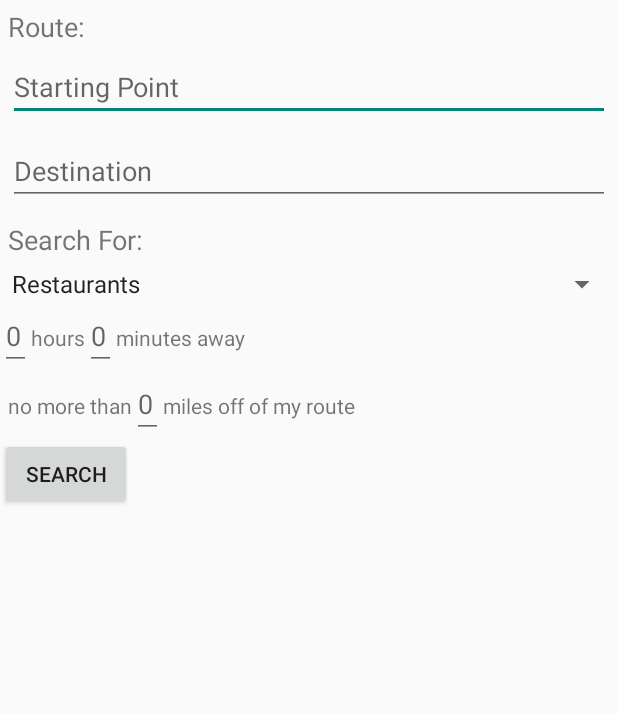
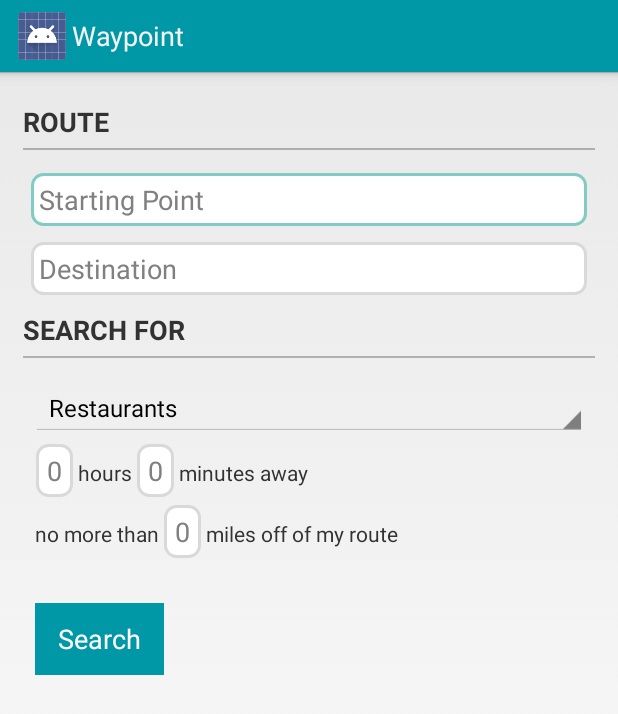
Before and after one commit to lmkahn/Waypoint, an Android app: the screen it shows after launch (RouteInputActivity), on a phone screen of 412 x 824 dp. Shown: the top 714 px of the screen. Run offline under Robolectric (Android 15) with nearby library versions, the phone set to English and light mode, and no system bars.

```diff
--- /dev/null
+++ b/app/src/main/res/drawable/button.xml
@@ -0,0 +1,23 @@
+<?xml version="1.0" encoding="utf-8"?>
+<selector xmlns:android="http://schemas.android.com/apk/res/android">
+    <item android:state_pressed="true">
+        <shape android:shape="rectangle">
+            <stroke android:width="1dip" />
+            <solid android:color="@color/blue_light"/>
+
+        </shape>
+    </item>
+    <item android:state_focused="true">
+        <shape android:shape="rectangle"  >
+            <stroke android:width="1dip" android:color="@color/blue_primary" />
+            <solid android:color="@color/blue_light"/>
+        </shape>
+    </item>
+    <item >
+        <shape android:shape="rectangle"  >
+
+            <stroke android:width="1dip" android:color="@color/blue_primary" />
+            <solid android:color="@color/blue_primary"/>
+        </shape>
+    </item>
+</selector>
--- /dev/null
+++ b/app/src/main/res/drawable/edit_text.xml
@@ -0,0 +1,12 @@
+<?xml version="1.0" encoding="utf-8"?>
+
+
+<shape xmlns:android="http://schemas.android.com/apk/res/android"
+    android:thickness="0dp"
+    android:shape="rectangle">
+    <stroke android:width="2dp"
+        android:color="#D9D9D9"/>
+    <corners android:radius="7dp" />
+    <solid
+        android:color="#ffffff"/>
+</shape>
--- /dev/null
+++ b/app/src/main/res/drawable/edittext_style.xml
@@ -0,0 +1,10 @@
+<?xml version="1.0" encoding="utf-8" ?>
+
+<selector xmlns:android="http://schemas.android.com/apk/res/android" >
+    <item
+        android:drawable="@drawable/focused_edit_text"
+        android:state_focused="true"/>
+    <item
+        android:drawable="@drawable/edit_text"
+        android:state_enabled="true"/>
+</selector>
--- /dev/null
+++ b/app/src/main/res/drawable/focused_edit_text.xml
@@ -0,0 +1,12 @@
+<?xml version="1.0" encoding="utf-8"?>
+
+
+<shape xmlns:android="http://schemas.android.com/apk/res/android"
+    android:thickness="0dp"
+    android:shape="rectangle">
+    <stroke android:width="2dp"
+        android:color="#80CBC4"/>
+    <corners android:radius="7dp" />
+    <solid
+        android:color="#FFFFFF"/>
+</shape>
--- a/app/src/main/res/layout/activity_route_input.xml
+++ b/app/src/main/res/layout/activity_route_input.xml
@@ -1,14 +1,30 @@
 <?xml version="1.0" encoding="utf-8"?>
-<LinearLayout xmlns:android="http://schemas.android.com/apk/res/android"
+
+ <ScrollView xmlns:android="http://schemas.android.com/apk/res/android"
     android:layout_width="match_parent"
     android:layout_height="match_parent"
-    android:orientation="vertical" >
+    >
+
+    <LinearLayout
+        android:layout_width="match_parent"
+        android:layout_height="match_parent"
+        android:orientation="vertical"
+        android:padding="15dp">
         <TextView
             android:layout_width="wrap_content"
             android:layout_height="wrap_content"
-        android:layout_margin="5dp"
-        android:text="Route:"
+            android:layout_marginTop="5dp"
+            android:layout_marginBottom="5dp"
+            android:text="Route"
+            android:textStyle="bold"
+            android:textAllCaps="true"
             android:textSize="18sp"/>
+        <View
+            android:layout_width="fill_parent"
+            android:layout_height="1.5dp"
+            android:background="#42000000"
+            android:layout_marginBottom="15dp"
+            />
         <EditText
             android:id="@+id/route_start_input"
             android:layout_width="match_parent"
@@ -16,36 +32,63 @@
             android:layout_marginBottom="5dp"
             android:layout_marginLeft="5dp"
             android:layout_marginRight="5dp"
+            android:padding="5dp"
+            android:background="@drawable/edittext_style"
             android:hint="Starting Point"/>
         <EditText
             android:id="@+id/route_end_input"
             android:layout_width="match_parent"
             android:layout_height="wrap_content"
             android:layout_margin="5dp"
+            android:padding="5dp"
+            android:background="@drawable/edittext_style"
             android:hint="Destination"/>
         <TextView
             android:layout_width="wrap_content"
             android:layout_height="wrap_content"
-        android:layout_margin="5dp"
-        android:text="Search For:"
+            android:layout_marginTop="5dp"
+            android:layout_marginBottom="5dp"
+            android:text="Search For"
+            android:textStyle="bold"
+            android:textAllCaps="true"
             android:textSize="18sp"/>
+
+        <View
+            android:layout_width="fill_parent"
+            android:layout_height="1.5dp"
+            android:background="#42000000"
+            android:layout_marginBottom="15dp"
+            />
 
         <Spinner
             android:id="@+id/service_type_spinner"
             android:layout_width="match_parent"
             android:layout_height="wrap_content"
+            android:layout_marginLeft="5dp"
+            android:layout_marginRight="5dp"
+            android:layout_marginBottom="5dp"
             android:entries="@array/yelp_categories"
         />
 
         <LinearLayout
             android:layout_width="match_parent"
             android:layout_height="wrap_content"
+            android:layout_marginLeft="5dp"
+            android:layout_marginRight="5dp"
+            android:layout_marginBottom="5dp"
             android:orientation="horizontal"
             >
             <EditText
                 android:id="@+id/hours_input"
                 android:layout_width="wrap_content"
                 android:layout_height="wrap_content"
+                android:paddingTop="5dp"
+                android:paddingBottom="5dp"
+                android:paddingLeft="7dp"
+                android:paddingRight="7dp"
+                android:layout_marginLeft="3dp"
+                android:layout_marginRight="3dp"
+                android:background="@drawable/edittext_style"
                 android:hint="0"/>
             <TextView
                 android:layout_width="wrap_content"
@@ -55,6 +98,13 @@
                 android:id="@+id/minutes_input"
                 android:layout_width="wrap_content"
                 android:layout_height="wrap_content"
+                android:paddingTop="5dp"
+                android:paddingBottom="5dp"
+                android:paddingLeft="7dp"
+                android:paddingRight="7dp"
+                android:layout_marginLeft="3dp"
+                android:layout_marginRight="3dp"
+                android:background="@drawable/edittext_style"
                 android:hint="0"/>
             <TextView
                 android:layout_width="wrap_content"
@@ -66,8 +116,9 @@
             android:layout_width="match_parent"
             android:layout_height="wrap_content"
             android:orientation="horizontal"
-        android:layout_marginLeft="5dp"
+            android:layout_marginLeft="8dp"
             android:layout_marginRight="5dp"
+            android:layout_marginBottom="20dp"
             >
             <TextView
                 android:layout_width="wrap_content"
@@ -77,6 +128,13 @@
                 android:id="@+id/miles_input"
                 android:layout_width="wrap_content"
                 android:layout_height="wrap_content"
+                android:paddingTop="5dp"
+                android:paddingBottom="5dp"
+                android:paddingLeft="7dp"
+                android:paddingRight="7dp"
+                android:layout_marginLeft="3dp"
+                android:layout_marginRight="3dp"
+                android:background="@drawable/edittext_style"
                 android:hint="0"/>
             <TextView
                 android:layout_width="wrap_content"
@@ -89,8 +147,15 @@
             android:layout_width="wrap_content"
             android:layout_height="wrap_content"
             android:text="Search"
+            android:background="@drawable/button"
             android:id="@+id/submit_route"
             android:onClick="onSubmitRoute"
+            android:paddingLeft="15dp"
+            android:paddingRight="15dp"
+            android:layout_marginTop="10dp"
+            android:layout_marginLeft="8dp"
+            android:textColor="#ffffff"
             />
 
     </LinearLayout>
+</ScrollView>
--- /dev/null
+++ b/app/src/main/res/values/color.xml
@@ -0,0 +1,5 @@
+<?xml version="1.0" encoding="utf-8"?>
+<resources>
+<color name="blue_primary">#0097A7</color>
+<color name="blue_light">#80DEEA</color>
+</resources>
--- a/app/src/main/res/values/styles.xml
+++ b/app/src/main/res/values/styles.xml
@@ -1,8 +1,18 @@
+<?xml version="1.0" encoding="utf-8"?>
 <resources>
-
-    <!-- Base application theme. -->
-    <style name="AppTheme" parent="Theme.AppCompat.Light.DarkActionBar">
-        <!-- Customize your theme here. -->
+    <!-- the theme applied to the application or activity -->
+    <style name="AppTheme"
+        parent="@android:style/Theme.Holo.Light.DarkActionBar">
+        <item name="android:actionBarStyle">@style/MyActionBar</item>
     </style>
 
+    <!-- ActionBar styles -->
+    <style name="MyActionBar"
+        parent="@android:style/Widget.Holo.Light.ActionBar.Solid.Inverse">
+        <item name="android:background">@color/blue_primary</item>
+    </style>
+
+    <style name="my_edit_text">
+        <item name="android:drawable">@drawable/edittext_style</item>
+    </style>
 </resources>
```
Also changed, not shown: app/src/main/AndroidManifest.xml (+11 -6 lines), app/src/main/res/layout/activity_results_map.xml (+14 -1 lines), app/src/main/res/layout/activity_route_summary.xml (+17 -2 lines), app/src/main/res/layout/results_list_item.xml (+12 -1 lines), 1 other file. Lines whose indentation alone changed are shown as unchanged.
